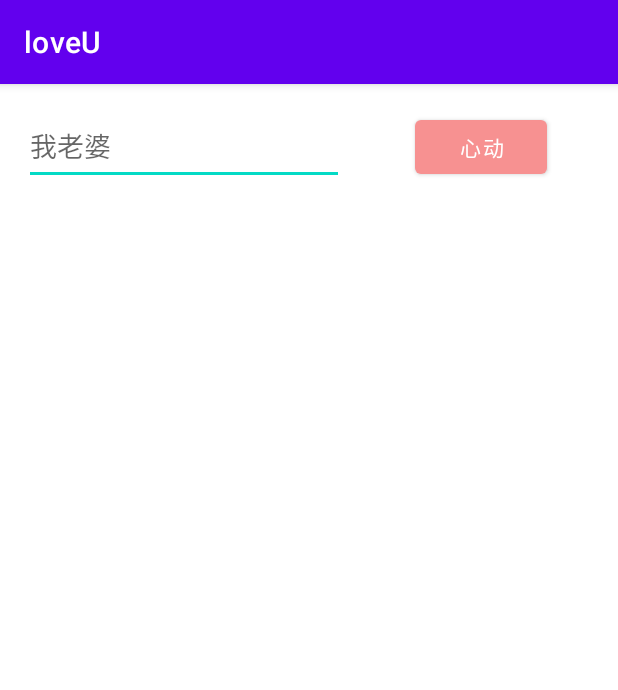
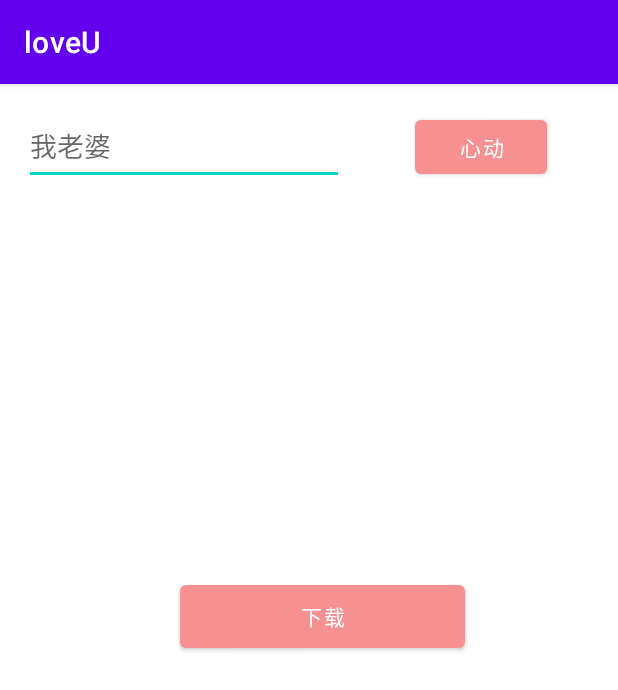
Before and after one commit to hymanlew/androidDemo, an Android app: the screen it shows after launch (MainActivity), on a phone screen of 412 x 824 dp. Shown: the top 690 px of the screen. Run offline under Robolectric (Android 15) with nearby library versions, the phone set to English and light mode, and no system bars.

Commit message:
add download listener

```diff
--- /dev/null
+++ b/app/src/main/java/com/hyman/demo/MainAPI.java
@@ -0,0 +1,69 @@
+package com.hyman.demo;
+
+/**
+ * [官方开发文档]: https://developer.android.google.cn/docs
+ * [官方 API 文档]: https://developer.android.google.cn/reference/classes?hl=zh_cn
+ *
+ * 相关 API 如下：
+ *
+ * Activity：四大应用组件之一
+ *   - onCreate()：自动调用的方法,在其中加载布局显示
+ *   - setContentView(layoutld)：加载布局
+ *   - View findViewByld(id)：根据id找到对应的视图对象
+ *
+ * R：应用的资源类
+ *   - R.drawable：包含所有图片资源标识的内部类
+ *   - R.layout：包含所有布局资源标识的内部类
+ *   - R.id：包含所有视图id标识的内部类
+ *   - R.string：包含所有字符串标识的内部类
+ *
+ * View/Button:视图/按钮
+ *   - setonClickListener(listener)：给视图设置点击监听
+ *
+ * View.OnClickListener：内部接口
+ *   - void onClick(View v)：点击事件的回调方法
+ *
+ * Toast：用来显示短时间提示文本的类
+ *   - static Toast makeText(...)：创建一个 toast 对象
+ *   - show()：显示小提示
+ */
+
+/**
+ * 1，手机的尺寸：屏幕对角线的长度，单位为英寸（2.54cm）。
+ *
+ * 2，手机的分辨率：屏幕能显示的像素的数量，一般为 **长方向上数量*宽方向上数量** 来表达。
+ *
+ * 3，手机的像素密度：pixels per inch，也称 PPi，即每英寸屏幕能显示的像素数，像素密度越大，显示画面细节就越丰富。
+ * 计算：像素密度 = {1+V[(长度像素数-1)^2+(宽度像素数-1)^2]}/屏幕尺寸。
+ *
+ * 4，DPl：Dots Per Inch（每英寸所打印的点数或线数）的缩写，用来表示打印机打印分辨率，有时也会用 dpi 来代指 ppi。
+ *
+ * 5，手机的密度：Density，以 160ppi 为基准，即像素密度为 160 时 Density 为 1。
+ * ldpi	120dpi	0.75
+ * mdpi	160dpi	1.0
+ * hdpi	240dpi	1.5
+ * xhdpi	320dpi	2.0
+ *
+ * 6，px：pixels（像素），1px 的长度就对应屏幕一个像素点的大小。
+ *
+ * 7，dp/dip：device-independent pixels（设备无关像素）（是真正开发使用时用的单位）。
+ * 1dp = (dpi / 160) px
+ * 1dp = density px（160 -> 1px，120 -> 0.75px，320 -> 2px）
+ * 1px = 1/density dp
+ *
+ * 8，sp：scaled pixels（可缩放像素），与 dp 类似，但是可以根据用户的字体大小首选项进行缩放。
+ *
+ * 9，注意：Android 在运行时会自动将 dp/dip/sp 为单位的尺寸，转换为像素单位的值。
+ * 10，注意：所以在布局文件中，除了字体大小（字体大小以 sp 为单位），其它的都要以 dp 为单位的。
+ * 11，在布局文件视图的宽高尽量用 match_parent / wrap_content。
+ * 12，如果必须指定特定值，使用 dp/dip 做单位，文本大小使用 sp 做单位。
+ */
+
+/**
+ * 在 Android 中字体颜色或背景颜色，使用 RGB 来表达（R - red，G - green，B - blue）。
+ * 每个色相用一个 2 位的十六进制的数来表达。
+ * 颜色值的前面为带一个字符 # 号。
+ * 具体需要什么颜色可以查颜色表。
+ */
+public class MainAPI {
+}
--- a/app/src/main/java/com/hyman/demo/MainActivity.java
+++ b/app/src/main/java/com/hyman/demo/MainActivity.java
@@ -4,9 +4,13 @@ import androidx.appcompat.app.AppCompatActivity;
 
 import android.content.Intent;
 import android.os.Bundle;
+import android.util.Log;
 import android.view.View;
+import android.widget.Button;
 import android.widget.EditText;
+import android.widget.Toast;
 
+import java.util.logging.Logger;
 
 /**
  * 主界面类，启动页面
@@ -22,6 +26,9 @@ public class MainActivity extends AppCompatActivity {
     protected void onCreate(Bundle savedInstanceState) {
         super.onCreate(savedInstanceState);
         setContentView(R.layout.activity_main);
+
+        // 监控下载事件
+        download();
     }
 
     /**
@@ -49,4 +56,37 @@ public class MainActivity extends AppCompatActivity {
         intent.putExtra(EXTRA_MESSAGE, message);
         startActivity(intent);
     }
+
+    public void download() {
+        Button dbutton = (Button) findViewById(R.id.downloadButton);
+
+        dbutton.setOnClickListener(new View.OnClickListener() {
+            @Override
+            public void onClick(View v) {
+
+                /**
+                 * 创建显示短时间提示文本的类：
+                 * 1，获取到外部类的当前对象：外部类.this
+                 *
+                 * 2，第三个参数，只有两个值可选择：
+                 * LENGTH_SHORT，短时间显示
+                 * LENGTH_LONG，长时间显示
+                 */
+                Toast toast = Toast.makeText(MainActivity.this, "开始下载了~~~", Toast.LENGTH_SHORT);
+                toast.show();
+                dbutton.setText("正在下载中。。");
+            }
+        });
+
+        /**
+         * 比较 Log 与 System.out
+         * - Log 提供了多个级别的打印输出方法，在 LogCat 窗口中显示的颜色不同。
+         * - Log 打印时必须指定 TAG（并且 TAG 可以自定义），在 LogCat 中可以通过添加 TAG 过滤查看。
+         * - LogCat 中可以通过两种方式过滤
+         *   - TAG名：显示所有此标签名的输出
+         *   - 应用包名：显示指定包名应用的所有输出
+         */
+        Log.i("INFO","输出 Info 信息");
+        Log.e("ERROR", "输出 ERROR 信息");
+    }
 }
--- a/app/src/main/res/layout/activity_main.xml
+++ b/app/src/main/res/layout/activity_main.xml
@@ -21,8 +21,12 @@
         app:layout_constraintStart_toStartOf="parent"
         app:layout_constraintTop_toTopOf="parent" />
 
+    <!--
+        1，在使用 android:onClick="" 配置点击事件时，指定的方法需要接收 View view 为入参。
+        2，当监听按钮事件时，需要在主页面中设置监听器。如果使用点击事件的话，则第一次点击不会生效。
+    -->
     <Button
-        android:id="@+id/button"
+        android:id="@+id/sendButton"
         android:layout_width="wrap_content"
         android:layout_height="wrap_content"
         android:layout_marginStart="16dp"
@@ -36,4 +40,17 @@
         app:layout_constraintEnd_toEndOf="parent"
         app:layout_constraintStart_toEndOf="@+id/textValue" />
 
+    <Button
+        android:id="@+id/downloadButton"
+        android:layout_width="190dp"
+        android:layout_height="54dp"
+        android:layout_marginTop="328dp"
+        android:onClick="download"
+        android:text="@string/download"
+        app:backgroundTint="#F79191"
+        app:layout_constraintEnd_toEndOf="parent"
+        app:layout_constraintHorizontal_bias="0.541"
+        app:layout_constraintStart_toStartOf="parent"
+        app:layout_constraintTop_toTopOf="parent" />
+
 </androidx.constraintlayout.widget.ConstraintLayout>
--- a/app/src/main/res/values/strings.xml
+++ b/app/src/main/res/values/strings.xml
@@ -2,4 +2,5 @@
     <string name="app_name">loveU</string>
     <string name="value">我老婆</string>
     <string name="send">心动</string>
+    <string name="download">下载</string>
 </resources>
```
Also changed, not shown: gradle/wrapper/gradle-wrapper.properties.
